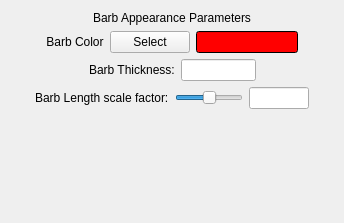
Above: apps/vaporgui/guis/ui/barbAppearance.ui from yyr/vapor before the change. Below: the same form after it.
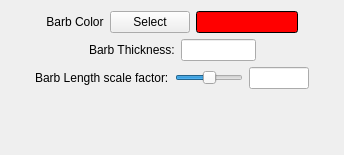
That is the form after the change.

Patch:
```diff
--- a/apps/vaporgui/guis/ui/barbAppearance.ui
+++ b/apps/vaporgui/guis/ui/barbAppearance.ui
@@ -7,7 +7,7 @@
     <x>0</x>
     <y>0</y>
     <width>344</width>
-    <height>223</height>
+    <height>155</height>
    </rect>
   </property>
   <property name="windowTitle">
@@ -16,16 +16,6 @@
   <layout class="QHBoxLayout" name="horizontalLayout">
    <item>
     <layout class="QVBoxLayout" name="verticalLayout">
-     <item>
-      <widget class="QLabel" name="label">
-       <property name="text">
-        <string>Barb Appearance Parameters</string>
-       </property>
-       <property name="alignment">
-        <set>Qt::AlignCenter</set>
-       </property>
-      </widget>
-     </item>
      <item>
       <layout class="QHBoxLayout" name="horizontalLayout_6">
        <item>
```
